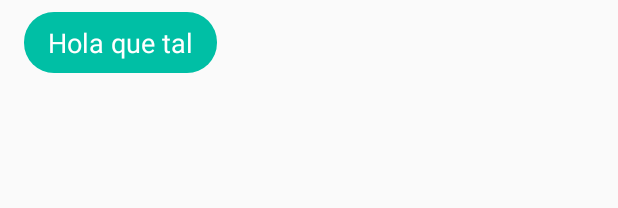
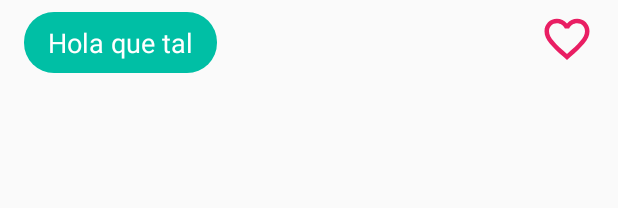
Before and after one commit to LinkUpFiuba/FrontEnd, an Android app: the layout chat_item_other.xml on its own in the app's theme, with its tools: preview values and no code run, on a phone screen of 412 x 824 dp. Shown: the top 208 px of the screen. Run offline under Robolectric (Android 15) with nearby library versions, the phone set to English and light mode, and no system bars.

Commit message:
#52 Toda la funcionalidad de like a un comentario del chat

```diff
--- a/app/src/main/res/layout/chat_item_other.xml
+++ b/app/src/main/res/layout/chat_item_other.xml
@@ -24,4 +24,34 @@ android:layout_marginBottom="@dimen/activity_vertical_margin_small"
     android:textSize="@dimen/text_size_medium"
     android:textColor="@color/icons"/>
 
+    <FrameLayout
+        android:layout_width="wrap_content"
+        android:layout_height="wrap_content"
+        android:layout_alignParentEnd="true"
+        android:paddingBottom="@dimen/activity_vertical_margin_small"
+        android:paddingEnd="@dimen/activity_horizontal_margin"
+        android:paddingStart="@dimen/activity_horizontal_margin"
+        android:paddingTop="@dimen/activity_vertical_margin_small"
+        >
+
+        <ImageButton
+            android:id="@+id/likeChatNotChecked"
+            android:layout_width="36dp"
+            android:layout_height="36dp"
+            android:background="@null"
+            android:scaleType="centerCrop"
+            android:src="@drawable/ic_favorite_border_checked"/>
+
+        <ImageButton
+            android:id="@+id/likeChatChecked"
+            android:layout_width="36dp"
+            android:layout_height="36dp"
+            android:background="@null"
+            android:visibility="invisible"
+            android:scaleType="fitXY"
+            android:src="@drawable/ic_favorite_white_24dp"
+            android:tint="@color/primary"/>
+    </FrameLayout>
+
+
 </RelativeLayout>
```
Also changed, not shown: app/src/main/java/linkup/linkup/ChatRoomActivity.java (+38 -2 lines), app/src/main/java/linkup/linkup/adapter/ChatRoomThreadAdapter.java (+37 -2 lines), app/src/main/java/linkup/linkup/adapter/LoadEarlierMessages.java (+4 -3 lines), app/src/main/java/linkup/linkup/model/Message.java (+27 -1 lines), app/src/main/res/layout/chat_item_self.xml (+6 -4 lines).
